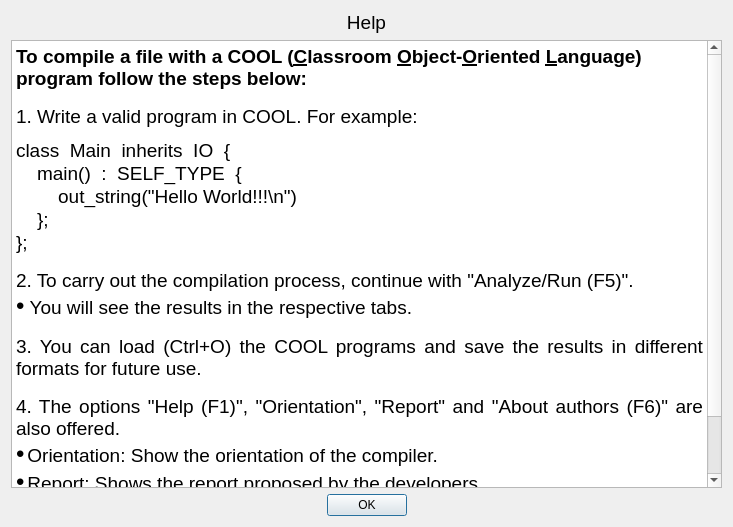
First picture: the form in src/uis/help.ui, repository matcom/cool-compiler-2021, before the edit.
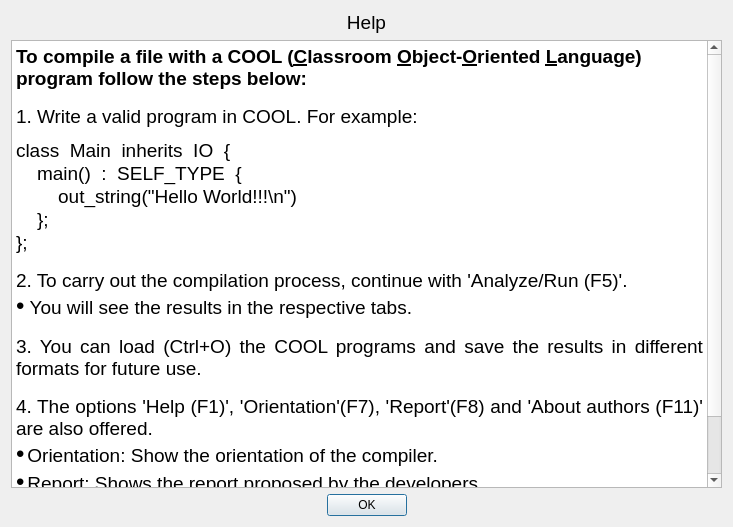
Second picture: the form after the edit. Icons and pictures are not drawn.

Commit message: update help window of the app desktop

What changed in the file:
```diff
--- a/src/uis/help.ui
+++ b/src/uis/help.ui
@@ -48,15 +48,15 @@
 &lt;p style=&quot; margin-top:0px; margin-bottom:0px; margin-left:0px; margin-right:0px; -qt-block-indent:0; text-indent:0px;&quot;&gt;&lt;span style=&quot; font-family:'MS Shell Dlg 2'; font-size:14pt;&quot;&gt;    };&lt;/span&gt;&lt;/p&gt;
 &lt;p style=&quot; margin-top:0px; margin-bottom:0px; margin-left:0px; margin-right:0px; -qt-block-indent:0; text-indent:0px;&quot;&gt;&lt;span style=&quot; font-family:'MS Shell Dlg 2'; font-size:14pt;&quot;&gt;};&lt;/span&gt;&lt;/p&gt;
 &lt;p align=&quot;justify&quot; style=&quot; margin-top:0px; margin-bottom:0px; margin-left:0px; margin-right:0px; -qt-block-indent:0; text-indent:0px;&quot;&gt;&lt;span style=&quot; font-size:10pt;&quot;&gt; &lt;/span&gt;&lt;/p&gt;
-&lt;p align=&quot;justify&quot; style=&quot; margin-top:0px; margin-bottom:0px; margin-left:0px; margin-right:0px; -qt-block-indent:0; text-indent:0px;&quot;&gt;&lt;span style=&quot; font-family:'MS Shell Dlg 2'; font-size:14pt;&quot;&gt;2. &lt;/span&gt;&lt;span style=&quot; font-size:14pt;&quot;&gt;To carry out the compilation process, continue with &amp;quot;Analyze/Run (F5)&amp;quot;&lt;/span&gt;&lt;span style=&quot; font-family:'MS Shell Dlg 2'; font-size:14pt;&quot;&gt;.&lt;/span&gt;&lt;/p&gt;
+&lt;p align=&quot;justify&quot; style=&quot; margin-top:0px; margin-bottom:0px; margin-left:0px; margin-right:0px; -qt-block-indent:0; text-indent:0px;&quot;&gt;&lt;span style=&quot; font-family:'MS Shell Dlg 2'; font-size:14pt;&quot;&gt;2. &lt;/span&gt;&lt;span style=&quot; font-size:14pt;&quot;&gt;To carry out the compilation process, continue with 'Analyze/Run (F5)'&lt;/span&gt;&lt;span style=&quot; font-family:'MS Shell Dlg 2'; font-size:14pt;&quot;&gt;.&lt;/span&gt;&lt;/p&gt;
 &lt;p align=&quot;justify&quot; style=&quot; margin-top:0px; margin-bottom:0px; margin-left:0px; margin-right:0px; -qt-block-indent:0; text-indent:0px;&quot;&gt;&lt;span style=&quot; font-family:'Consolas,Courier New,monospace'; font-size:18pt; color:#000000;&quot;&gt;•&lt;/span&gt;&lt;span style=&quot; font-family:'Consolas,Courier New,monospace'; font-size:14pt; color:#000000;&quot;&gt; &lt;/span&gt;&lt;span style=&quot; font-size:14pt;&quot;&gt;You will see the results in the respective tabs&lt;/span&gt;&lt;span style=&quot; font-family:'MS Shell Dlg 2'; font-size:14pt;&quot;&gt;.&lt;/span&gt;&lt;/p&gt;
 &lt;p align=&quot;justify&quot; style=&quot; margin-top:0px; margin-bottom:0px; margin-left:0px; margin-right:0px; -qt-block-indent:0; text-indent:0px;&quot;&gt;&lt;span style=&quot; font-family:'MS Shell Dlg 2'; font-size:10pt;&quot;&gt; &lt;/span&gt;&lt;/p&gt;
 &lt;p align=&quot;justify&quot; style=&quot; margin-top:0px; margin-bottom:0px; margin-left:0px; margin-right:0px; -qt-block-indent:0; text-indent:0px;&quot;&gt;&lt;span style=&quot; font-family:'MS Shell Dlg 2'; font-size:14pt;&quot;&gt;3. Y&lt;/span&gt;&lt;span style=&quot; font-size:14pt;&quot;&gt;ou can load (Ctrl+O) the COOL programs and save the results in different formats for future use&lt;/span&gt;&lt;span style=&quot; font-family:'MS Shell Dlg 2'; font-size:14pt;&quot;&gt;.&lt;/span&gt;&lt;/p&gt;
 &lt;p align=&quot;justify&quot; style=&quot; margin-top:0px; margin-bottom:0px; margin-left:0px; margin-right:0px; -qt-block-indent:0; text-indent:0px;&quot;&gt;&lt;span style=&quot; font-family:'MS Shell Dlg 2'; font-size:10pt;&quot;&gt; &lt;/span&gt;&lt;/p&gt;
-&lt;p align=&quot;justify&quot; style=&quot; margin-top:0px; margin-bottom:0px; margin-left:0px; margin-right:0px; -qt-block-indent:0; text-indent:0px;&quot;&gt;&lt;span style=&quot; font-family:'MS Shell Dlg 2'; font-size:14pt;&quot;&gt;4. T&lt;/span&gt;&lt;span style=&quot; font-size:14pt;&quot;&gt;he options &amp;quot;Help (F1)&amp;quot;, &amp;quot;Orientation&amp;quot;, &amp;quot;Report&amp;quot; and &amp;quot;About authors (F6)&amp;quot; are also offered.&lt;/span&gt;&lt;/p&gt;
+&lt;p align=&quot;justify&quot; style=&quot; margin-top:0px; margin-bottom:0px; margin-left:0px; margin-right:0px; -qt-block-indent:0; text-indent:0px;&quot;&gt;&lt;span style=&quot; font-family:'MS Shell Dlg 2'; font-size:14pt;&quot;&gt;4. T&lt;/span&gt;&lt;span style=&quot; font-size:14pt;&quot;&gt;he options 'Help (F1)', 'Orientation'(F7), 'Report'(F8) and 'About authors (F11)' are also offered.&lt;/span&gt;&lt;/p&gt;
 &lt;p align=&quot;justify&quot; style=&quot; margin-top:0px; margin-bottom:0px; margin-left:0px; margin-right:0px; -qt-block-indent:0; text-indent:0px;&quot;&gt;&lt;span style=&quot; font-family:'Consolas,Courier New,monospace'; font-size:18pt; color:#000000;&quot;&gt;•&lt;/span&gt;&lt;span style=&quot; font-family:'Consolas,Courier New,monospace'; font-size:8pt; color:#e6db74;&quot;&gt; &lt;/span&gt;&lt;span style=&quot; font-family:'MS Shell Dlg 2'; font-size:14pt;&quot;&gt;Orientation: Show the orientation of the compiler.&lt;/span&gt;&lt;/p&gt;
 &lt;p align=&quot;justify&quot; style=&quot; margin-top:0px; margin-bottom:0px; margin-left:0px; margin-right:0px; -qt-block-indent:0; text-indent:0px;&quot;&gt;&lt;span style=&quot; font-family:'Consolas,Courier New,monospace'; font-size:18pt; color:#000000;&quot;&gt;•&lt;/span&gt;&lt;span style=&quot; font-family:'Consolas,Courier New,monospace'; font-size:8pt; color:#e6db74;&quot;&gt; &lt;/span&gt;&lt;span style=&quot; font-family:'MS Shell Dlg 2'; font-size:14pt;&quot;&gt;Report: &lt;/span&gt;&lt;span style=&quot; font-size:14pt;&quot;&gt;Shows the report proposed by the developers&lt;/span&gt;&lt;span style=&quot; font-family:'MS Shell Dlg 2'; font-size:14pt;&quot;&gt;.&lt;/span&gt;&lt;/p&gt;
-&lt;p align=&quot;justify&quot; style=&quot; margin-top:0px; margin-bottom:0px; margin-left:0px; margin-right:0px; -qt-block-indent:0; text-indent:0px;&quot;&gt;&lt;span style=&quot; font-family:'Consolas,Courier New,monospace'; font-size:18pt; color:#000000;&quot;&gt;•&lt;/span&gt;&lt;span style=&quot; font-family:'Consolas,Courier New,monospace'; font-size:8pt; color:#e6db74;&quot;&gt; &lt;/span&gt;&lt;span style=&quot; font-family:'MS Shell Dlg 2'; font-size:14pt;&quot;&gt;About authors (F6): S&lt;/span&gt;&lt;span style=&quot; font-size:14pt;&quot;&gt;how basic developer information&lt;/span&gt;&lt;span style=&quot; font-family:'MS Shell Dlg 2'; font-size:14pt;&quot;&gt;.&lt;/span&gt;&lt;/p&gt;
+&lt;p align=&quot;justify&quot; style=&quot; margin-top:0px; margin-bottom:0px; margin-left:0px; margin-right:0px; -qt-block-indent:0; text-indent:0px;&quot;&gt;&lt;span style=&quot; font-family:'Consolas,Courier New,monospace'; font-size:18pt; color:#000000;&quot;&gt;•&lt;/span&gt;&lt;span style=&quot; font-family:'Consolas,Courier New,monospace'; font-size:8pt; color:#e6db74;&quot;&gt; &lt;/span&gt;&lt;span style=&quot; font-family:'MS Shell Dlg 2'; font-size:14pt;&quot;&gt;About authors (F11): S&lt;/span&gt;&lt;span style=&quot; font-size:14pt;&quot;&gt;how basic developer information&lt;/span&gt;&lt;span style=&quot; font-family:'MS Shell Dlg 2'; font-size:14pt;&quot;&gt;.&lt;/span&gt;&lt;/p&gt;
 &lt;p align=&quot;justify&quot; style=&quot; margin-top:0px; margin-bottom:0px; margin-left:0px; margin-right:0px; -qt-block-indent:0; text-indent:0px;&quot;&gt;&lt;span style=&quot; font-family:'Consolas,Courier New,monospace'; font-size:18pt; color:#000000;&quot;&gt;•&lt;/span&gt;&lt;span style=&quot; font-family:'Consolas,Courier New,monospace'; font-size:8pt; color:#e6db74;&quot;&gt; &lt;/span&gt;&lt;span style=&quot; font-family:'MS Shell Dlg 2'; font-size:14pt;&quot;&gt;Help (F1): Show this help.&lt;/span&gt;&lt;/p&gt;&lt;/body&gt;&lt;/html&gt;</string>
      </property>
     </widget>
```
Left out of the diff: 2 changed lines with no effect on the pictures. The commit also changes 1 other file.
